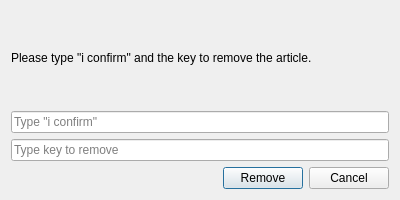
Before: the Qt Designer form src/components/dialogs/article/articleconfirmremovedialog.ui in DamPhuQuy/Scientific-Article-Management, drawn with Qt 5.
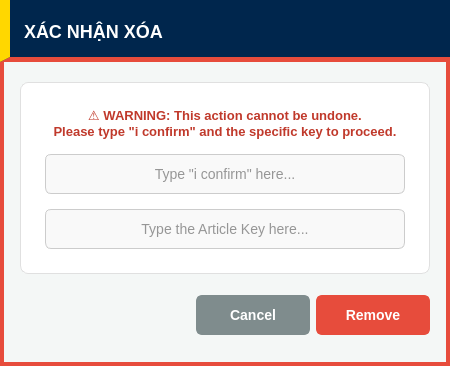
After: the same form once the commit is applied.

The edit to the form file:
```diff
--- a/src/components/dialogs/article/articleconfirmremovedialog.ui
+++ b/src/components/dialogs/article/articleconfirmremovedialog.ui
@@ -6,18 +6,169 @@
    <rect>
     <x>0</x>
     <y>0</y>
-    <width>400</width>
-    <height>200</height>
+    <width>450</width>
+    <height>366</height>
    </rect>
   </property>
+  <property name="minimumSize">
+   <size>
+    <width>450</width>
+    <height>320</height>
+   </size>
+  </property>
   <property name="windowTitle">
    <string>Confirm Removal</string>
   </property>
+  <property name="styleSheet">
+   <string notr="true">
+/* --- CÀI ĐẶT CHUNG --- */
+QDialog#ArticleConfirmRemoveDialog {
+    background-color: #f4f7f6;
+    border: 4px solid #e74c3c; /* Viền đỏ cảnh báo thay vì cam */
+}
+QWidget {
+    font-family: &quot;Segoe UI&quot;, Arial, sans-serif;
+    font-size: 14px;
+}
+
+/* --- GROUP BOX --- */
+QGroupBox {
+    background-color: #ffffff;
+    border: 1px solid #e0e0e0;
+    border-radius: 8px;
+    margin-top: 10px;
+    padding: 15px;
+}
+
+/* --- LABELS --- */
+QLabel {
+    color: #333333;
+}
+QLabel#labelInstruction {
+    color: #c0392b; /* Màu đỏ đậm cho hướng dẫn cảnh báo */
+    font-weight: bold;
+    font-size: 13px;
+}
+
+/* --- INPUTS --- */
+QLineEdit {
+    background-color: #f9f9f9;
+    border: 1px solid #cccccc;
+    border-radius: 6px;
+    padding: 8px;
+    color: #333333;
+}
+QLineEdit:focus {
+    background-color: #ffffff;
+    border: 2px solid #e74c3c; /* Focus màu đỏ để cảnh báo */
+}
+
+/* --- BUTTONS --- */
+QPushButton {
+    border-radius: 6px;
+    font-weight: bold;
+    padding: 8px 15px;
+    min-width: 80px;
+    color: white;
+}
+/* Nút Remove (Nguy hiểm - Đỏ) */
+QPushButton#btnRemove {
+    background-color: #e74c3c;
+    border: 2px solid #e74c3c;
+}
+QPushButton#btnRemove:hover {
+    background-color: #c0392b;
+}
+QPushButton#btnRemove:pressed {
+    background-color: #922b21;
+}
+
+/* Nút Cancel (Xám) */
+QPushButton#btnCancel {
+    background-color: #7f8c8d;
+    border: 2px solid #7f8c8d;
+}
+QPushButton#btnCancel:hover {
+    background-color: #636e72;
+}
+   </string>
+  </property>
   <layout class="QVBoxLayout" name="verticalLayout">
+   <property name="spacing">
+    <number>0</number>
+   </property>
+   <property name="leftMargin">
+    <number>0</number>
+   </property>
+   <property name="topMargin">
+    <number>0</number>
+   </property>
+   <property name="rightMargin">
+    <number>0</number>
+   </property>
+   <property name="bottomMargin">
+    <number>20</number>
+   </property>
+   <item>
+    <widget class="QWidget" name="headerContainer" native="true">
+     <property name="minimumSize">
+      <size>
+       <width>0</width>
+       <height>60</height>
+      </size>
+     </property>
+     <property name="styleSheet">
+      <string notr="true">QWidget#headerContainer{background-color:#00264d;border-bottom:5px solid #e74c3c;border-left:10px solid #FFD700;}</string>
+     </property>
+     <layout class="QHBoxLayout" name="horizontalLayout_Header">
+      <item>
+       <widget class="QLabel" name="lblHeader">
+        <property name="styleSheet">
+         <string notr="true">color:#ffffff;font-weight:900;font-size:18px;background:transparent;padding-left:10px;</string>
+        </property>
+        <property name="text">
+         <string>XÁC NHẬN XÓA</string>
+        </property>
+        <property name="alignment">
+         <set>Qt::AlignmentFlag::AlignLeading|Qt::AlignmentFlag::AlignLeft|Qt::AlignmentFlag::AlignVCenter</set>
+        </property>
+       </widget>
+      </item>
+     </layout>
+    </widget>
+   </item>
+   <item>
+    <widget class="QWidget" name="bodyContainer" native="true">
+     <layout class="QVBoxLayout" name="verticalLayout_Body">
+      <property name="leftMargin">
+       <number>20</number>
+      </property>
+      <property name="topMargin">
+       <number>10</number>
+      </property>
+      <property name="rightMargin">
+       <number>20</number>
+      </property>
+      <property name="bottomMargin">
+       <number>10</number>
+      </property>
+      <item>
+       <widget class="QGroupBox" name="groupBox">
+        <property name="title">
+         <string/>
+        </property>
+        <layout class="QVBoxLayout" name="verticalLayout_2">
+         <property name="spacing">
+          <number>15</number>
+         </property>
    <item>
     <widget class="QLabel" name="labelInstruction">
      <property name="text">
-      <string>Please type "i confirm" and the key to remove the article.</string>
+            <string>⚠️ WARNING: This action cannot be undone.
+Please type &quot;i confirm&quot; and the specific key to proceed.</string>
+           </property>
+           <property name="alignment">
+            <set>Qt::AlignmentFlag::AlignCenter</set>
      </property>
      <property name="wordWrap">
       <bool>true</bool>
@@ -26,20 +177,51 @@
    </item>
    <item>
     <widget class="QLineEdit" name="editConfirm">
+           <property name="minimumSize">
+            <size>
+             <width>0</width>
+             <height>40</height>
+            </size>
+           </property>
+           <property name="alignment">
+            <set>Qt::AlignmentFlag::AlignCenter</set>
+           </property>
      <property name="placeholderText">
-      <string>Type "i confirm"</string>
+            <string>Type &quot;i confirm&quot; here...</string>
      </property>
     </widget>
    </item>
    <item>
     <widget class="QLineEdit" name="editKey">
+           <property name="minimumSize">
+            <size>
+             <width>0</width>
+             <height>40</height>
+            </size>
+           </property>
+           <property name="alignment">
+            <set>Qt::AlignmentFlag::AlignCenter</set>
+           </property>
      <property name="placeholderText">
-      <string>Type key to remove</string>
-     </property>
+            <string>Type the Article Key here...</string>
+           </property>
+          </widget>
+         </item>
+        </layout>
+       </widget>
+      </item>
+     </layout>
     </widget>
    </item>
    <item>
+    <widget class="QWidget" name="footerContainer" native="true">
     <layout class="QHBoxLayout" name="horizontalLayout">
+      <property name="leftMargin">
+       <number>20</number>
+      </property>
+      <property name="rightMargin">
+       <number>20</number>
+      </property>
      <item>
       <spacer name="horizontalSpacer">
        <property name="orientation">
@@ -53,21 +235,40 @@
        </property>
       </spacer>
      </item>
-     <item>
-      <widget class="QPushButton" name="btnRemove">
-       <property name="text">
-        <string>Remove</string>
-       </property>
-      </widget>
-     </item>
      <item>
       <widget class="QPushButton" name="btnCancel">
+        <property name="minimumSize">
+         <size>
+          <width>114</width>
+          <height>40</height>
+         </size>
+        </property>
+        <property name="cursor">
+         <cursorShape>PointingHandCursor</cursorShape>
+        </property>
        <property name="text">
         <string>Cancel</string>
        </property>
       </widget>
      </item>
-    </layout>
+      <item>
+       <widget class="QPushButton" name="btnRemove">
+        <property name="minimumSize">
+         <size>
+          <width>114</width>
+          <height>40</height>
+         </size>
+        </property>
+        <property name="cursor">
+         <cursorShape>PointingHandCursor</cursorShape>
+        </property>
+        <property name="text">
+         <string>Remove</string>
+        </property>
+       </widget>
+      </item>
+     </layout>
+    </widget>
    </item>
   </layout>
  </widget>
```
Left out of the diff: 2 changed lines with no effect on the pictures. Lines whose indentation alone changed are shown as unchanged.
